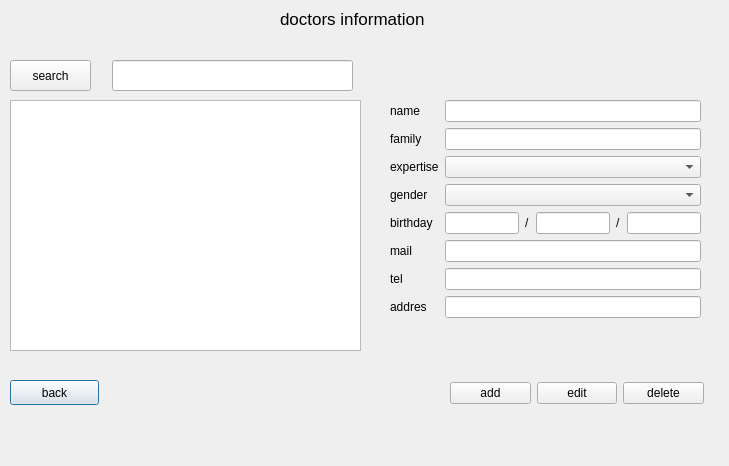
First picture: the form in doctordialog.ui, repository itsMahdi/clinic, before the edit.
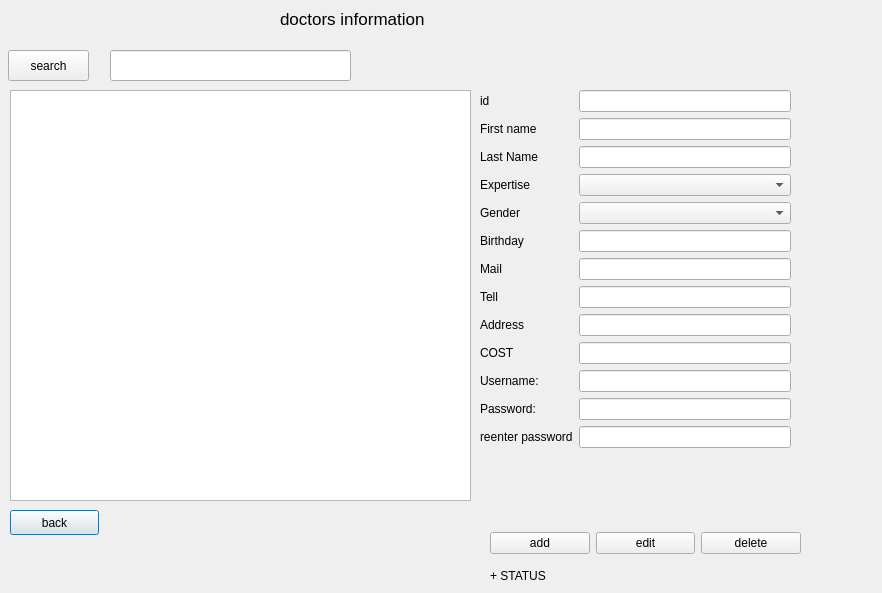
Second picture: the form after the edit.

Commit message: add doctor to db update Qtable for doctor dialog

The edit to the form file:
```diff
--- a/doctordialog.ui
+++ b/doctordialog.ui
@@ -6,8 +6,8 @@
    <rect>
     <x>0</x>
     <y>0</y>
-    <width>729</width>
-    <height>466</height>
+    <width>882</width>
+    <height>593</height>
    </rect>
   </property>
   <property name="windowTitle">
@@ -17,9 +17,9 @@
    <property name="geometry">
     <rect>
      <x>10</x>
-     <y>100</y>
-     <width>351</width>
-     <height>251</height>
+     <y>90</y>
+     <width>461</width>
+     <height>411</height>
     </rect>
    </property>
   </widget>
@@ -27,7 +27,7 @@
    <property name="geometry">
     <rect>
      <x>10</x>
-     <y>380</y>
+     <y>510</y>
      <width>89</width>
      <height>25</height>
     </rect>
@@ -39,8 +39,8 @@
   <widget class="QPushButton" name="pushButton_search_dr">
    <property name="geometry">
     <rect>
-     <x>10</x>
-     <y>60</y>
+     <x>8</x>
+     <y>50</y>
      <width>81</width>
      <height>31</height>
     </rect>
@@ -52,8 +52,8 @@
   <widget class="QLineEdit" name="lineEdit_9">
    <property name="geometry">
     <rect>
-     <x>112</x>
-     <y>60</y>
+     <x>110</x>
+     <y>50</y>
      <width>241</width>
      <height>31</height>
     </rect>
@@ -77,30 +77,23 @@
     <string>doctors information</string>
    </property>
   </widget>
-  <widget class="QWidget" name="">
+  <widget class="QWidget" name="layoutWidget">
    <property name="geometry">
     <rect>
-     <x>390</x>
-     <y>100</y>
+     <x>480</x>
+     <y>90</y>
      <width>311</width>
-     <height>271</height>
+     <height>401</height>
     </rect>
    </property>
    <layout class="QFormLayout" name="formLayout">
-    <item row="0" column="0">
-     <widget class="QLabel" name="label">
-      <property name="text">
-       <string>name</string>
-      </property>
-     </widget>
-    </item>
     <item row="0" column="1">
      <widget class="QLineEdit" name="lineEdit_8"/>
     </item>
     <item row="1" column="0">
-     <widget class="QLabel" name="label_2">
+     <widget class="QLabel" name="label">
       <property name="text">
-       <string>family</string>
+       <string>First name</string>
       </property>
      </widget>
     </item>
@@ -108,73 +101,53 @@
      <widget class="QLineEdit" name="lineEdit_7"/>
     </item>
     <item row="2" column="0">
-     <widget class="QLabel" name="label_3">
+     <widget class="QLabel" name="label_2">
       <property name="text">
-       <string>expertise</string>
+       <string>Last Name</string>
       </property>
      </widget>
     </item>
     <item row="2" column="1">
-     <widget class="QComboBox" name="comboBox_expertise_dr"/>
+     <widget class="QLineEdit" name="lineEdit_family"/>
     </item>
     <item row="3" column="0">
-     <widget class="QLabel" name="label_4">
+     <widget class="QLabel" name="label_3">
       <property name="text">
-       <string>gender</string>
+       <string>Expertise</string>
       </property>
      </widget>
     </item>
     <item row="3" column="1">
-     <widget class="QComboBox" name="comboBox_gender_dr"/>
+     <widget class="QComboBox" name="comboBox_expertise_dr"/>
     </item>
     <item row="4" column="0">
-     <widget class="QLabel" name="label_8">
+     <widget class="QLabel" name="label_4">
       <property name="text">
-       <string>birthday</string>
+       <string>Gender</string>
       </property>
      </widget>
     </item>
     <item row="4" column="1">
-     <layout class="QHBoxLayout" name="horizontalLayout">
-      <item>
-       <widget class="QLineEdit" name="lineEdit_4"/>
-      </item>
-      <item>
-       <widget class="QLabel" name="label_9">
-        <property name="text">
-         <string>/</string>
-        </property>
-       </widget>
-      </item>
-      <item>
-       <widget class="QLineEdit" name="lineEdit_5"/>
-      </item>
-      <item>
-       <widget class="QLabel" name="label_10">
-        <property name="text">
-         <string>/</string>
-        </property>
-       </widget>
-      </item>
-      <item>
-       <widget class="QLineEdit" name="lineEdit_6"/>
-      </item>
-     </layout>
+     <widget class="QComboBox" name="comboBox_gender_dr"/>
     </item>
     <item row="5" column="0">
-     <widget class="QLabel" name="label_5">
+     <widget class="QLabel" name="label_8">
       <property name="text">
-       <string>mail</string>
+       <string>Birthday</string>
       </property>
      </widget>
     </item>
     <item row="5" column="1">
-     <widget class="QLineEdit" name="lineEdit_3"/>
+     <layout class="QHBoxLayout" name="horizontalLayout">
+      <item>
+       <widget class="QLineEdit" name="lineEdit_birthday"/>
+      </item>
+     </layout>
     </item>
     <item row="6" column="0">
-     <widget class="QLabel" name="label_6">
+     <widget class="QLabel" name="label_5">
       <property name="text">
-       <string>tel</string>
+       <string>Mail</string>
       </property>
      </widget>
     </item>
@@ -182,23 +155,80 @@
      <widget class="QLineEdit" name="lineEdit_2"/>
     </item>
     <item row="7" column="0">
-     <widget class="QLabel" name="label_7">
+     <widget class="QLabel" name="label_6">
       <property name="text">
-       <string>addres</string>
+       <string>Tell</string>
       </property>
      </widget>
     </item>
     <item row="7" column="1">
-     <widget class="QLineEdit" name="lineEdit"/>
+     <widget class="QLineEdit" name="lineEdit_tell"/>
+    </item>
+    <item row="8" column="0">
+     <widget class="QLabel" name="label_7">
+      <property name="text">
+       <string>Address</string>
+      </property>
+     </widget>
+    </item>
+    <item row="8" column="1">
+     <widget class="QLineEdit" name="lineEdit_address"/>
+    </item>
+    <item row="0" column="0">
+     <widget class="QLabel" name="label_9">
+      <property name="text">
+       <string>id</string>
+      </property>
+     </widget>
+    </item>
+    <item row="10" column="0">
+     <widget class="QLabel" name="label_10">
+      <property name="text">
+       <string>Username:</string>
+      </property>
+     </widget>
+    </item>
+    <item row="11" column="0">
+     <widget class="QLabel" name="label_12">
+      <property name="text">
+       <string>Password:</string>
+      </property>
+     </widget>
+    </item>
+    <item row="12" column="0">
+     <widget class="QLabel" name="label_13">
+      <property name="text">
+       <string>reenter password</string>
+      </property>
+     </widget>
+    </item>
+    <item row="10" column="1">
+     <widget class="QLineEdit" name="lineEdit_user"/>
+    </item>
+    <item row="11" column="1">
+     <widget class="QLineEdit" name="lineEdit_pass"/>
+    </item>
+    <item row="12" column="1">
+     <widget class="QLineEdit" name="lineEdit_pass2"/>
+    </item>
+    <item row="9" column="1">
+     <widget class="QLineEdit" name="lineEdit_cost"/>
+    </item>
+    <item row="9" column="0">
+     <widget class="QLabel" name="label_14">
+      <property name="text">
+       <string>COST</string>
+      </property>
+     </widget>
     </item>
    </layout>
   </widget>
-  <widget class="QWidget" name="">
+  <widget class="QWidget" name="layoutWidget">
    <property name="geometry">
     <rect>
-     <x>450</x>
-     <y>380</y>
-     <width>254</width>
+     <x>490</x>
+     <y>530</y>
+     <width>311</width>
      <height>27</height>
     </rect>
    </property>
@@ -226,6 +256,19 @@
     </item>
    </layout>
   </widget>
+  <widget class="QLabel" name="label_status">
+   <property name="geometry">
+    <rect>
+     <x>490</x>
+     <y>560</y>
+     <width>291</width>
+     <height>31</height>
+    </rect>
+   </property>
+   <property name="text">
+    <string>+ STATUS</string>
+   </property>
+  </widget>
  </widget>
  <resources/>
  <connections/>
```
Left out of the diff: 8 changed lines with no effect on the pictures. The commit also changes 3 other files.
